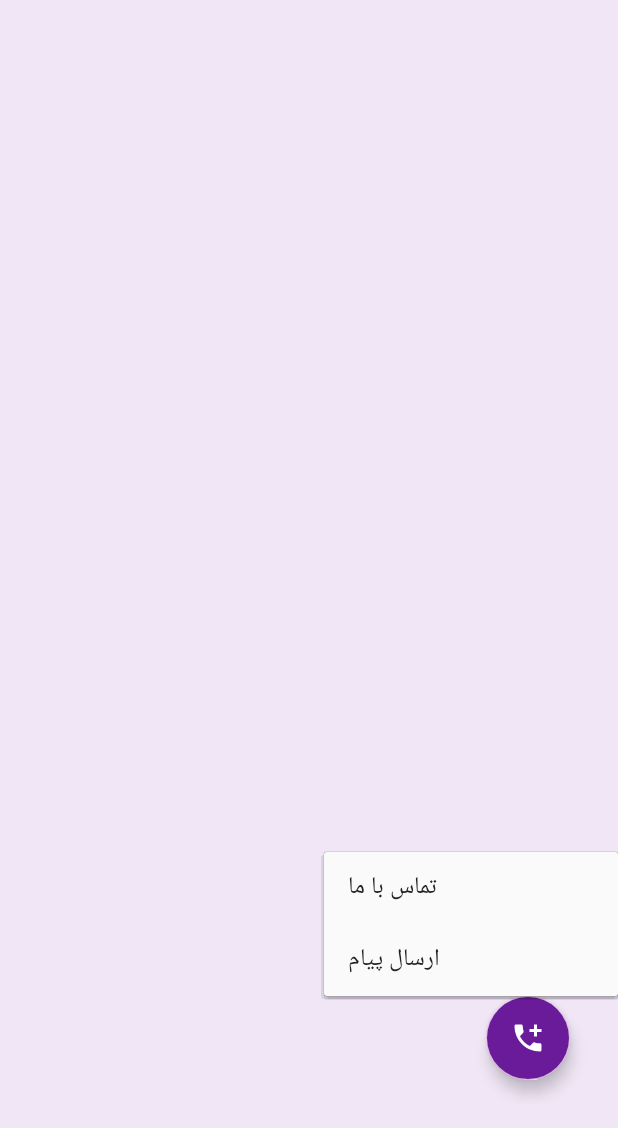
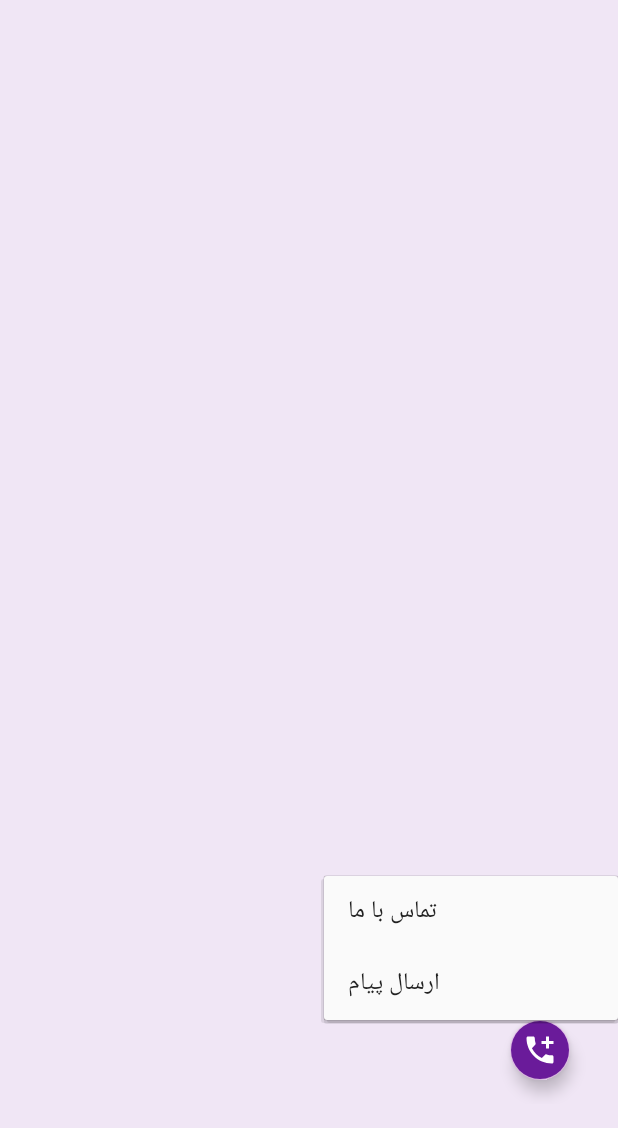
Before and after one commit to k-aghakhani/awareness, an Android app: the screen it shows after launch (MainActivity), after a tap on an icon or button, on a phone screen of 412 x 824 dp, the part 108-1236 px from its top. Run offline under Robolectric (Android 15) with nearby library versions, the phone set to English and light mode, and no system bars; our stand-ins replace Volley; network calls fail; pictures from the network do not load.

Commit message:
Using a smaller FAB

```diff
--- a/app/src/main/res/layout/activity_main.xml
+++ b/app/src/main/res/layout/activity_main.xml
@@ -2,6 +2,7 @@
 <LinearLayout xmlns:android="http://schemas.android.com/apk/res/android"
     android:layout_width="match_parent"
     android:layout_height="match_parent"
+    xmlns:app="http://schemas.android.com/apk/res-auto"
     android:orientation="vertical"
     android:background="#F0E6F5"
     android:padding="16dp">
@@ -33,6 +34,7 @@
         android:layout_margin="16dp"
         android:src="@drawable/baseline_add_call_24"
         android:tint="#FFFFFF"
+        app:fabSize="mini"
         android:backgroundTint="#6A1B9A" />
 
 </LinearLayout>
```
